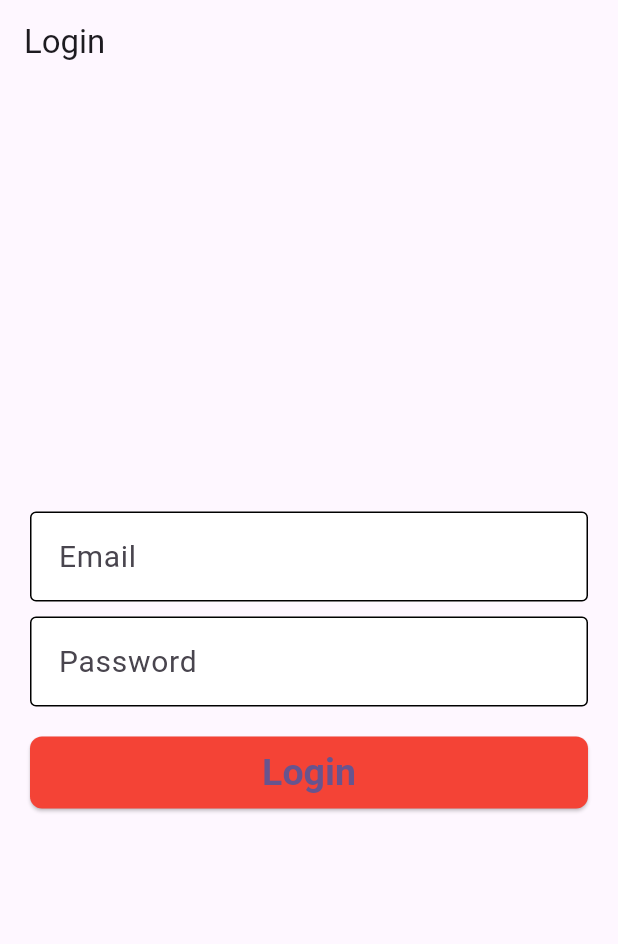
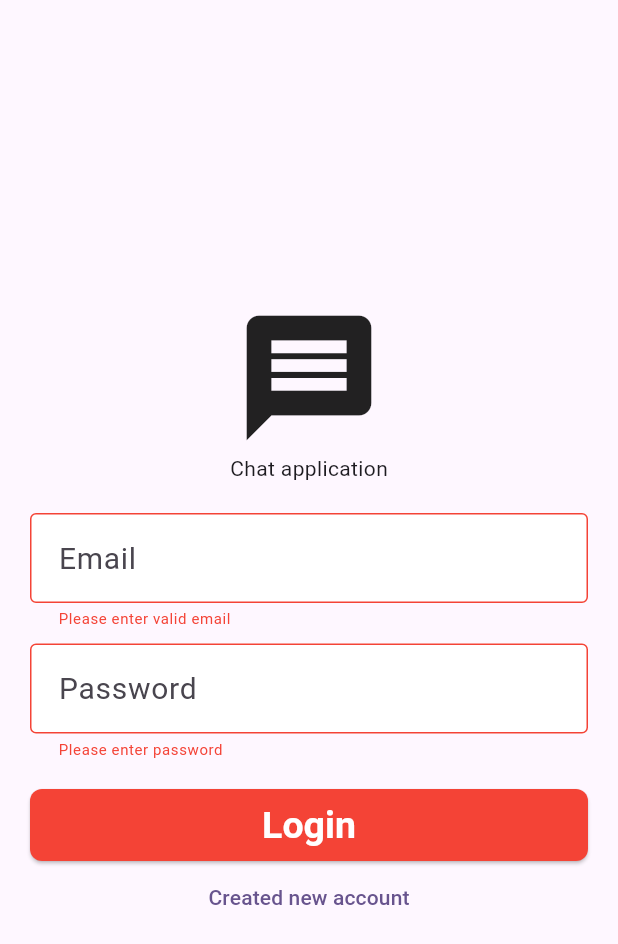
Before and after one commit to rowjoy/Chat_application_Assessment, a Flutter app: the screen it shows after launch, after a tap on "Login", on a phone screen of 412 x 824 dp. Shown: the top 944 px of the screen. Run offline on Flutter 3.47's test engine with Material 3 defaults, Android fonts, the light colour scheme and no system bars; our stand-ins replace cloud_firestore, firebase_auth, firebase_core, flutter_hooks, flutter_local_notifications, flutter_riverpod and 2 more; accounts and stored records are empty.

Commit message:
Project -complate

```diff
--- a/lib/app/data/services/auth_provider.dart
+++ /dev/null
@@ -1,52 +0,0 @@
-// ignore_for_file: unnecessary_brace_in_string_interps
-
-import 'package:firebase_auth/firebase_auth.dart';
-import 'package:hooks_riverpod/hooks_riverpod.dart';
-
-final firebaseAuthProvider = Provider<FirebaseAuth>((ref) {
-  return FirebaseAuth.instance;
-});
-
-final authStateProvider = StreamProvider<User?>((ref) {
-  return ref.watch(firebaseAuthProvider).authStateChanges();
-});
-
-class AuthService {
-  final FirebaseAuth _auth;
-  AuthService(this._auth);
-
-  Future<User?> signInWithEmailAndPassword(String email, String password) async {
-    final userCredential = await _auth.signInWithEmailAndPassword(email: email, password: password);
-    // ignore: avoid_print
-    print("User ${userCredential}");
-    return userCredential.user;
-  }
-
-  Future<void> signOut() async {
-    await _auth.signOut();
-  }
-}
-
-final authServiceProvider = Provider<AuthService>((ref) {
-  return AuthService(ref.watch(firebaseAuthProvider));
-});
-
-
-
-/*
-service cloud.firestore {
-  match /databases/{database}/documents {
-    match /users/{userId} {
-      allow read, write: if request.auth != null && request.auth.uid == userId;
-    }
-    match /chats/{chatId} {
-      allow read, write: if request.auth != null;
-    }
-  }
-}
-
-
- match /{document=**} {
-      allow read, write: if true;
-    }
-*/
--- /dev/null
+++ b/lib/app/data/services/auth_services.dart
@@ -0,0 +1,64 @@
+// ignore_for_file: unnecessary_brace_in_string_interps, body_might_complete_normally_nullable, unused_field, prefer_final_fields, unnecessary_null_comparison, await_only_futures, avoid_print
+
+import 'package:chatapplication/core/values/app_strings.dart';
+import 'package:cloud_firestore/cloud_firestore.dart';
+import 'package:firebase_auth/firebase_auth.dart';
+
+class AuthService {
+  final FirebaseAuth _auth;
+  AuthService(this._auth);
+
+
+  Future<User?> signInWithEmailAndPassword(String email, String password) async {
+    final userCredential = await _auth.signInWithEmailAndPassword(email: email, password: password);
+    return userCredential.user;
+  }
+
+
+    FirebaseFirestore _firebaseFirestore = FirebaseFirestore.instance;
+    Future<User?> signUpWithEmailAndPassword(String email, String password) async {
+    final userCredential = await _auth.createUserWithEmailAndPassword(email: email, password: password);
+    if (userCredential != null){
+      String displayNmae =  AppString().generateRandomString(10);
+      userCredential.user!.updateProfile(displayName:displayNmae);
+      await _firebaseFirestore.collection("users").doc(_auth.currentUser!.uid).set({
+         "userName" : displayNmae,
+         "email" : email,
+         "status" : "Unavalible",
+         "uids" : _auth.currentUser!.uid,
+         "Phato" : "",
+         "idCreatedTime" : DateTime.now().toString(),
+      });
+
+    }
+    print("userCredential ${userCredential}");
+  }
+
+
+
+
+  Future<void> signOut() async {
+    await _auth.signOut();
+  }
+}
+
+
+
+
+/*
+service cloud.firestore {
+  match /databases/{database}/documents {
+    match /users/{userId} {
+      allow read, write: if request.auth != null && request.auth.uid == userId;
+    }
+    match /chats/{chatId} {
+      allow read, write: if request.auth != null;
+    }
+  }
+}
+
+
+ match /{document=**} {
+      allow read, write: if true;
+    }
+*/
--- /dev/null
+++ b/lib/app/data/services/notification_services.dart
@@ -0,0 +1,44 @@
+// ignore_for_file: avoid_returning_null_for_void
+
+import 'package:flutter_local_notifications/flutter_local_notifications.dart';
+
+class NotificationServices {
+   final FlutterLocalNotificationsPlugin flutterLocalNotificationsPlugin = FlutterLocalNotificationsPlugin();
+
+
+    // Init localnotification plugin
+    init () async{
+    flutterLocalNotificationsPlugin.resolvePlatformSpecificImplementation<AndroidFlutterLocalNotificationsPlugin>()!.requestNotificationsPermission();
+    AndroidInitializationSettings initializationSettingsAndroid = const AndroidInitializationSettings('@mipmap/ic_launcher');
+    final DarwinInitializationSettings initializationSettingsDarwin =
+    DarwinInitializationSettings(onDidReceiveLocalNotification: (id, title, body, payload) => null, );
+    const LinuxInitializationSettings initializationSettingsLinux =
+    LinuxInitializationSettings(defaultActionName: 'Open notification');
+    final InitializationSettings initializationSettings = InitializationSettings(
+    android: initializationSettingsAndroid,
+    iOS: initializationSettingsDarwin,
+    linux: initializationSettingsLinux);
+    await flutterLocalNotificationsPlugin.initialize(initializationSettings);
+   }
+
+
+
+
+
+   showNotification ({required String title , required String dateTime, required String payload}) async{
+      const AndroidNotificationDetails androidNotificationDetails =
+    AndroidNotificationDetails('your channel id', 'your channel name',
+        channelDescription: 'your channel description',
+        importance: Importance.max,
+        priority: Priority.high,
+        ticker: 'ticker',
+        timeoutAfter: 5000,
+        styleInformation: DefaultStyleInformation(true, true),
+        );
+        const NotificationDetails notificationDetails =
+        NotificationDetails(android: androidNotificationDetails);
+        await flutterLocalNotificationsPlugin.show(
+         0, title, dateTime, notificationDetails,
+        payload: payload);
+   }
+}
--- /dev/null
+++ b/lib/app/views/login_views/login_body.dart
@@ -0,0 +1,79 @@
+
+// ignore_for_file: use_build_context_synchronously, prefer_const_constructors, avoid_print
+
+import 'package:flutter/material.dart';
+import 'package:flutter_hooks/flutter_hooks.dart';
+
+import '../../../core/theme/extra_colors.dart';
+import '../../../core/utils/validator.dart';
+import '../../data/services/auth_services.dart';
+import '../../widgets/custom_button.dart';
+import '../../widgets/custom_textfield.dart';
+import '../userlist_views/user_list_views.dart';
+
+class LoginBody {
+  late AuthService authService;
+  LoginBody({required this.authService});
+  final authformKey = GlobalKey<FormState>();
+  final emailController = useTextEditingController();
+  final passwordController = useTextEditingController();
+  final isloading = useState(false);
+  view (BuildContext context){
+     return SafeArea(
+        child: Padding(
+          padding: const EdgeInsets.all(20.0),
+          child: Form(
+            key: authformKey,
+            child: Column(
+              mainAxisAlignment: MainAxisAlignment.center,
+              children: [
+                Icon(Icons.message,size: 100,),
+                Text("Chat application"),
+                SizedBox(height: 20,),
+                CustomTextField(
+                  controller: emailController,
+                  hintText: "Email",
+                  validator: (p0) => AppValidator.isValidEmail(p0.toString()),
+                ),
+                SizedBox(height: 10,),
+                CustomTextField(
+                  controller: passwordController,
+                  hintText: "Password",
+                  obscureText: true,
+                  validator: (p0) => AppValidator.isValidPassword(p0.toString()),
+                ),
+                SizedBox(height: 20,),
+                CustomButton(
+                  //buttonLevel: "Login",
+                  btnwidget: isloading.value == true ? CircularProgressIndicator() : Text("Login",style: TextStyle(color: ExtraColors.whiteColors),) ,
+                  onPressed: () async{
+                     if(authformKey.currentState!.validate()){
+                        authformKey.currentState!.save();
+                        isloading.value = true;
+                        try {
+                            final responce =  await authService.signInWithEmailAndPassword( emailController.text, passwordController.text);
+                            if(responce!.email != null){
+                              Navigator.of(context).pushReplacement(MaterialPageRoute(builder: (context) => UserListViews()));
+                            }
+                          }catch(e){
+                             await authService.signUpWithEmailAndPassword(emailController.text, passwordController.text);
+                        }
+                        isloading.value = false;
+                     }
+                  },
+                  color: ExtraColors.redColors,
+                ),
+
+                TextButton(
+                  onPressed: (){
+
+                  },
+                  child: Text("Created new account")
+                )
+              ],
+            ),
+          ),
+        )
+      );
+  }
+}
--- a/lib/app/views/login_views/login_views.dart
+++ b/lib/app/views/login_views/login_views.dart
@@ -1,65 +1,18 @@
 // ignore_for_file: prefer_const_constructors, prefer_const_literals_to_create_immutables, avoid_print, use_build_context_synchronously
 
-import 'package:chatapplication/app/data/services/auth_provider.dart';
-import 'package:chatapplication/app/views/userlist_views/user_list_views.dart';
-import 'package:chatapplication/app/widgets/custom_button.dart';
-import 'package:chatapplication/app/widgets/custom_textfield.dart';
-import 'package:chatapplication/core/theme/extra_colors.dart';
+import 'package:chatapplication/app/views/login_views/login_body.dart';
 import 'package:flutter/material.dart';
-import 'package:flutter_hooks/flutter_hooks.dart';
 import 'package:hooks_riverpod/hooks_riverpod.dart';
+
+import '../../data/provider/providers.dart';
 
 class LoginViews extends HookConsumerWidget {
   const LoginViews({super.key});
-
   @override
   Widget build(BuildContext context, WidgetRef ref) {
-    final emailController = useTextEditingController();
-    final passwordController = useTextEditingController();
-    final authService = ref.watch(authServiceProvider);
-    final isloading = useState(false);
+   final authService = ref.watch(authServiceProvider);
     return Scaffold(
-      appBar: AppBar(
-        title: Text("Login"),
-      ),
-      body: SafeArea(
-        child: Padding(
-          padding: const EdgeInsets.all(20.0),
-          child: Column(
-            mainAxisAlignment: MainAxisAlignment.center,
-            children: [
-              CustomTextField(
-                controller: emailController,
-                hintText: "Email",
-              ),
-              SizedBox(height: 10,),
-              CustomTextField(
-                controller: passwordController,
-                hintText: "Password",
-                obscureText: true,
-              ),
-              SizedBox(height: 20,),
-              CustomButton(
-                //buttonLevel: "Login",
-                btnwidget: isloading.value == true ? CircularProgressIndicator() : Text("Login") ,
-                onPressed: () async{
-                   isloading.value = true;
-                   try {
-                     final responce =  await authService.signInWithEmailAndPassword( emailController.text, passwordController.text);
-                     if(responce!.email != null){
-                       Navigator.of(context).pushReplacement(MaterialPageRoute(builder: (context) => UserListScreen()));
-                     }
-                   }catch(e){
-                       print("Error $e");
-                   }
-                   isloading.value = false;
-                },
-                color: ExtraColors.redColors,
-              ),
-            ],
-          ),
-        )
-      ),
+       body: LoginBody(authService: authService).view(context),
     );
   }
 }
--- a/lib/core/utils/validator.dart
+++ b/lib/core/utils/validator.dart
@@ -1 +1,23 @@
-class AppValidator {}
+class AppValidator {
+
+
+   static String? isValidEmail(String email) {
+      final RegExp emailRegex = RegExp(
+        r'^[a-zA-Z0-9._%+-]+@[a-zA-Z0-9.-]+\.[a-zA-Z]{2,4}$',
+      );
+      // return emailRegex.hasMatch(email);
+      if (!emailRegex.hasMatch(email)){
+         return "Please enter valid email";
+      }
+      return null;
+    }
+
+    static String? isValidPassword (String value){
+       if (value.isEmpty){
+         return "Please enter password";
+       }
+       return null;
+
+    }
+
+}
--- a/lib/main.dart
+++ b/lib/main.dart
@@ -1,4 +1,7 @@
+// ignore_for_file: prefer_const_constructors
+
 import 'package:chatapplication/app.dart';
+import 'package:chatapplication/app/data/services/notification_services.dart';
 import 'package:firebase_core/firebase_core.dart';
 import 'package:flutter/material.dart';
 import 'package:flutter_riverpod/flutter_riverpod.dart';
@@ -6,5 +9,6 @@ import 'package:flutter_riverpod/flutter_riverpod.dart';
 void main() async{
   WidgetsFlutterBinding.ensureInitialized(); // is a crucial call in Flutter, particularly for applications that need to interact with platform-specific code or asynchronous services before the app fully initializes.
   await Firebase.initializeApp(); // Firebase initialize [Start firebase]
+  await NotificationServices().init();
   runApp(const ProviderScope(child: MyApp())); // ProviderScope is flutter_riverpod state management
 }
--- a/pubspec.yaml
+++ b/pubspec.yaml
@@ -25,6 +25,8 @@ dependencies:
   cloud_firestore: ^5.0.1
   #firebase_auth to sign in with email and password
   firebase_auth: ^5.1.0
+  # local notification setup
+  flutter_local_notifications: ^17.1.2
 
   #State management package ------------------------------
   flutter_riverpod: ^2.5.1 # A reactive caching and data-binding framework [natively supporting advanced scenarios, such as pull-to-refresh]
```
Also changed, not shown: lib/app/data/provider/providers.dart (added, +59 -0 lines), lib/app/data/services/chat_services.dart (+12 -25 lines), lib/app/data/services/user_provider.dart (deleted, +0 -33 lines), lib/app/data/services/user_services.dart (added, +22 -0 lines), lib/app/routes/app_routes.dart (added, +37 -0 lines), lib/app/views/chat_views/chat_views.dart (+27 -11 lines), lib/app/views/userlist_views/user_list_body.dart (added, +60 -0 lines), lib/app/views/userlist_views/user_list_views.dart (+9 -37 lines), lib/core/utils/keys.dart (added, +7 -0 lines), lib/core/values/app_strings.dart (+14 -0 lines), pubspec.lock, 4 other files.
